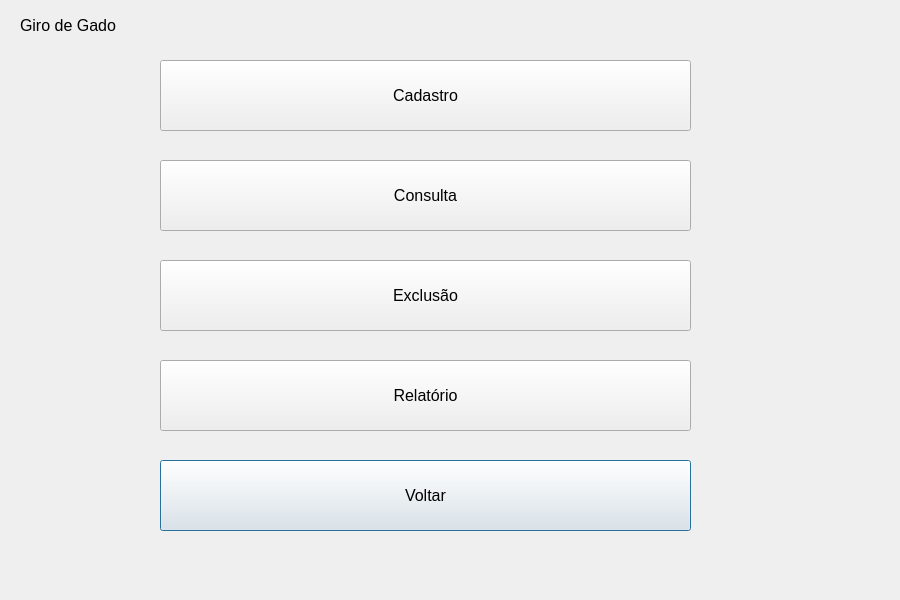
Before: the Qt Designer form views/financialmanagementscreen.ui in MaceGabriel/GiroDeGado, drawn with Qt 5.
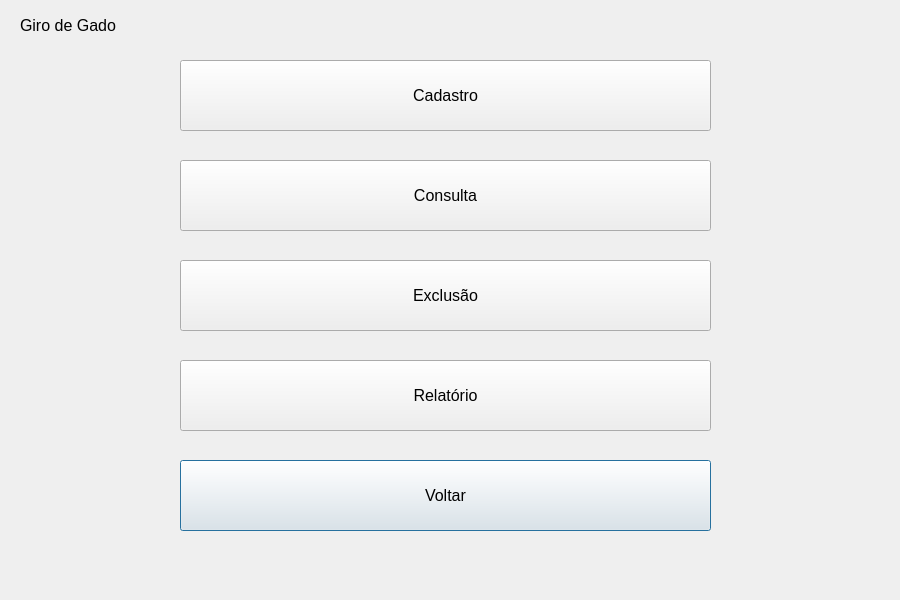
After: the same form once the commit is applied.

The edit to the form file:
```diff
--- a/views/financialmanagementscreen.ui
+++ b/views/financialmanagementscreen.ui
@@ -34,7 +34,7 @@
   <widget class="QPushButton" name="backButton">
    <property name="geometry">
     <rect>
-     <x>160</x>
+     <x>180</x>
      <y>460</y>
      <width>531</width>
      <height>71</height>
@@ -52,7 +52,7 @@
   <widget class="QPushButton" name="reportButton">
    <property name="geometry">
     <rect>
-     <x>160</x>
+     <x>180</x>
      <y>360</y>
      <width>531</width>
      <height>71</height>
@@ -70,7 +70,7 @@
   <widget class="QPushButton" name="removeButton">
    <property name="geometry">
     <rect>
-     <x>160</x>
+     <x>180</x>
      <y>260</y>
      <width>531</width>
      <height>71</height>
@@ -88,7 +88,7 @@
   <widget class="QPushButton" name="queryButton">
    <property name="geometry">
     <rect>
-     <x>160</x>
+     <x>180</x>
      <y>160</y>
      <width>531</width>
      <height>71</height>
@@ -106,7 +106,7 @@
   <widget class="QPushButton" name="registerButton">
    <property name="geometry">
     <rect>
-     <x>160</x>
+     <x>180</x>
      <y>60</y>
      <width>531</width>
      <height>71</height>
```
